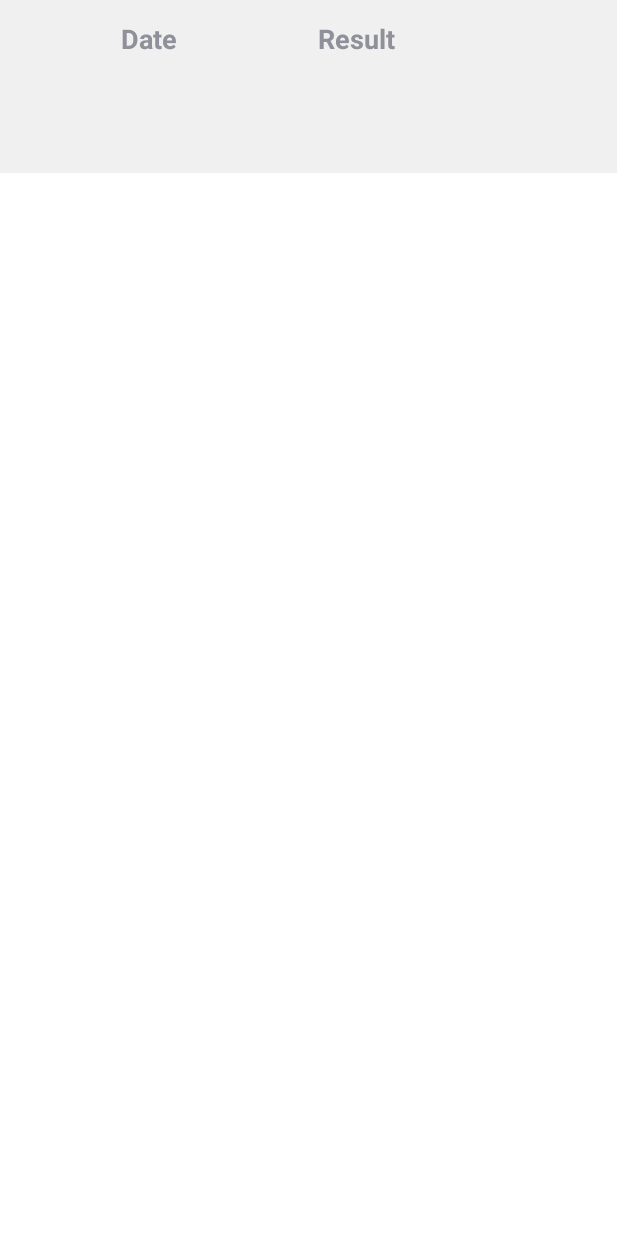
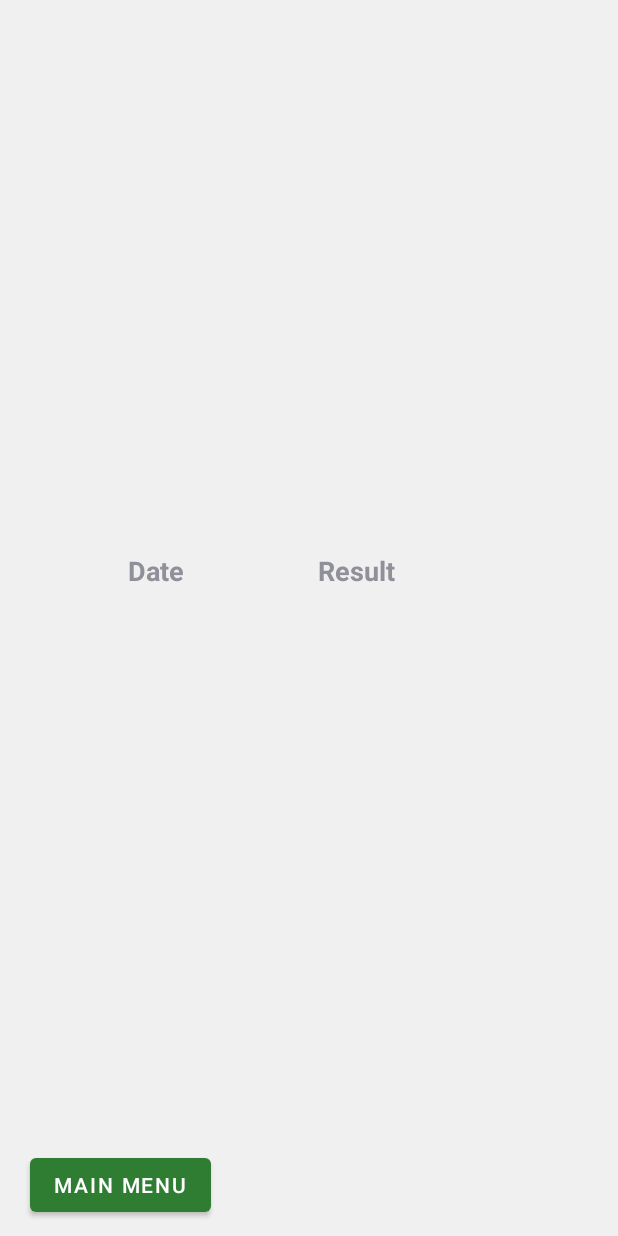
Before and after one commit to Appci11/Puzzle15, an Android app: the HighScoreViewActivity screen opened directly, with no data from a screen before it, on a phone screen of 412 x 824 dp. Run offline under Robolectric (Android 15) with nearby library versions, the phone set to English and light mode, and no system bars.

Commit message:
Added "Main menu" buttons to every view Moved card style from Settings to CustomGame

```diff
--- a/app/src/main/java/com/puzzle15/HighScoreViewActivity.java
+++ b/app/src/main/java/com/puzzle15/HighScoreViewActivity.java
@@ -2,10 +2,13 @@ package com.puzzle15;
 
 import androidx.appcompat.app.AppCompatActivity;
 
+import android.content.Intent;
 import android.graphics.Color;
 import android.graphics.Typeface;
 import android.os.Bundle;
 import android.view.Gravity;
+import android.view.View;
+import android.widget.Button;
 import android.widget.EditText;
 import android.widget.TableLayout;
 import android.widget.TableRow;
@@ -15,6 +18,7 @@ import java.util.ArrayList;
 
 public class HighScoreViewActivity extends MainActivity {
 
+    Button btnToMenu;
 
     private TableLayout tableHighScore;
 
@@ -77,12 +81,21 @@ public class HighScoreViewActivity extends MainActivity {
 
 
             tableHighScore.addView(tr);
+
+            btnToMenu.setOnClickListener(new View.OnClickListener() {
+                @Override
+                public void onClick(View view) {
+                    Intent intent = new Intent(HighScoreViewActivity.this, MainActivity.class);
+                    startActivity(intent);
+                }
+            });
         }
 
     }
 
     private void initViews() {
         tableHighScore = findViewById(R.id.tableHighScore);
+        btnToMenu = findViewById(R.id.btnHighScoreToMenu);
 
     }
 }
--- a/app/src/main/res/layout/activity_high_score_view.xml
+++ b/app/src/main/res/layout/activity_high_score_view.xml
@@ -2,10 +2,11 @@
 <androidx.constraintlayout.widget.ConstraintLayout xmlns:android="http://schemas.android.com/apk/res/android"
     xmlns:app="http://schemas.android.com/apk/res-auto"
     xmlns:tools="http://schemas.android.com/tools"
-    android:layout_width="wrap_content"
-    android:layout_height="wrap_content"
+    android:layout_width="match_parent"
+    android:layout_height="match_parent"
     tools:context=".HighScoreViewActivity"
-    android:background="?attr/backgroundColor">
+    android:background="?attr/backgroundColor"
+    android:padding="10dp">
 
     <TableLayout
         android:id="@+id/tableHighScore"
@@ -16,9 +17,15 @@
         app:layout_constraintBottom_toBottomOf="parent"
         app:layout_constraintEnd_toEndOf="parent"
         app:layout_constraintStart_toStartOf="parent"
-        app:layout_constraintTop_toTopOf="parent">
+        app:layout_constraintTop_toTopOf="parent"/>
 
-
-    </TableLayout>
+    <Button
+        android:id="@+id/btnHighScoreToMenu"
+        android:layout_width="wrap_content"
+        android:layout_height="wrap_content"
+        android:layout_marginStart="10dp"
+        android:text="@string/MainMenu"
+        app:layout_constraintBottom_toBottomOf="parent"
+        app:layout_constraintStart_toStartOf="parent" />
 
 </androidx.constraintlayout.widget.ConstraintLayout>
--- a/app/src/main/res/layout/fragment_settings_tab_game.xml
+++ b/app/src/main/res/layout/fragment_settings_tab_game.xml
@@ -37,7 +37,8 @@
             android:layout_marginTop="16dp"
             android:text="@string/card_style"
             app:layout_constraintStart_toStartOf="parent"
-            app:layout_constraintTop_toBottomOf="@+id/txtAnimationSpeed" />
+            app:layout_constraintTop_toBottomOf="@+id/txtAnimationSpeed"
+            android:visibility="gone"/>
 
         <Spinner
             android:id="@+id/spnCardStyle"
@@ -47,7 +48,8 @@
             android:entries="@array/cardStyle"
             app:layout_constraintBottom_toBottomOf="@+id/txtCardStyle"
             app:layout_constraintStart_toEndOf="@+id/txtCardStyle"
-            app:layout_constraintTop_toTopOf="@+id/txtCardStyle" />
+            app:layout_constraintTop_toTopOf="@+id/txtCardStyle"
+            android:visibility="gone"/>
 
         <TextView
             android:id="@+id/txtAnimationSpeed"
```
Also changed, not shown: app/src/main/java/com/puzzle15/AboutActivity.java (+16 -0 lines), app/src/main/java/com/puzzle15/CustomGameActivity.java (+10 -1 lines), app/src/main/res/layout/activity_about.xml (+11 -0 lines), app/src/main/res/layout/activity_custom_game.xml (+10 -0 lines).
